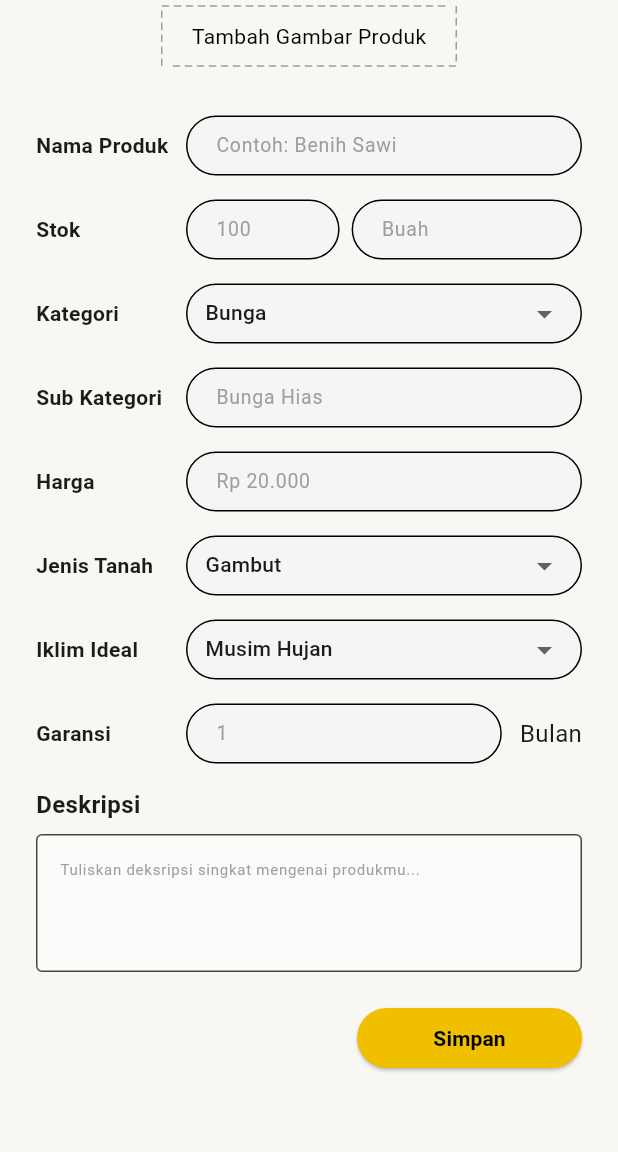
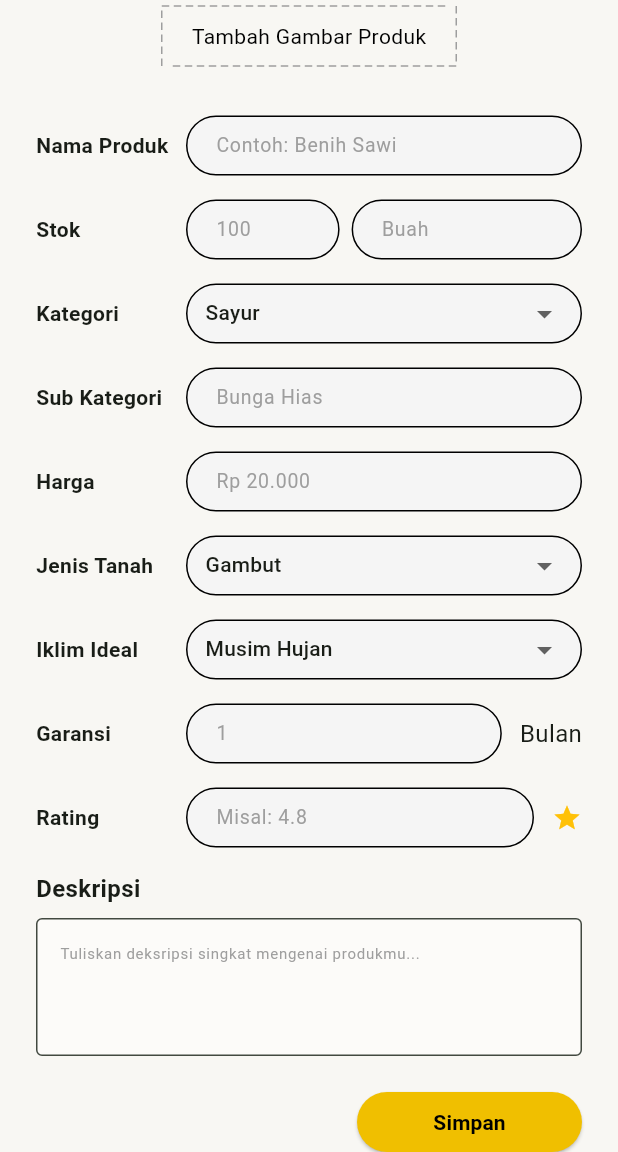
Before and after one commit to EvelinSA05/flomart-pemmob, a Flutter app: the TambahProdukPage screen opened by its route, scrolled down 306 dp, on a phone screen of 412 x 824 dp, the part 84-1236 px from its top. Run offline on Flutter 3.47's test engine with Material 3 defaults, Android fonts, the phone set to English and light mode, and no system bars; our stand-ins replace cloud_firestore, firebase_core, google_fonts, image_picker, shared_preferences; accounts and stored records are empty; network calls fail.

Commit message:
fix bug tambah produk admin - kurang rating, dropdown jenis tanah

```diff
--- a/lib/pages/toko/tambah_produk.dart
+++ b/lib/pages/toko/tambah_produk.dart
@@ -26,11 +26,23 @@
       _hargaController.text = widget.productData!['price']?.toString() ?? '';
       _deskripsiController.text = widget.productData!['desc'] ?? '';
       _stokController.text = widget.productData!['stok']?.toString() ?? '';
+      _unitController.text = widget.productData!['satuan_stok'] ?? 'Buah';
+      _subKategoriController.text = widget.productData!['sub_kategori'] ?? '';
+      _garansiController.text = widget.productData!['garansi']?.toString() ?? '';
+      _ratingController.text = widget.productData!['rating']?.toString() ?? '0.0';
+
+      String tanah = widget.productData!['jenis_tanah'] ?? 'Gambut';
+      if (['Aluvial', 'Andosol', 'Gambut', 'Latosol', 'Pasir', 'Humus'].contains(tanah)) _selectedJenisTanah = tanah;
+
+      String iklim = widget.productData!['iklim_ideal'] ?? 'Musim Hujan';
+      if (['Musim Hujan', 'Musim Panas', 'Dataran Rendah', 'Dataran Tinggi'].contains(iklim)) _selectedIklim = iklim;
 
       String cat = widget.productData!['category'] ?? '';
-      if (cat.contains('Bunga')) _selectedKategori = 'Bunga';
+      if (cat.contains('Bunga') || cat.contains('Tanaman Hias')) _selectedKategori = 'Tanaman Hias';
       else if (cat.contains('Buah')) _selectedKategori = 'Buah';
       else if (cat.contains('Sayur') || cat.contains('Sayuran')) _selectedKategori = 'Sayur';
+      else if (cat.contains('Pangan')) _selectedKategori = 'Pangan';
+      else if (cat.contains('Herbal')) _selectedKategori = 'Herbal';
     }
   }
 
@@ -68,11 +80,13 @@
     String harga = hargaRaw.replaceAll(RegExp(r'[^0-9]'), '');
     double priceValue = double.tryParse(harga) ?? 0.0;
 
-    String categoryName = 'Benih Sayuran';
-    if (_selectedKategori == 'Bunga') {
-      categoryName = 'Benih Bunga';
+    String categoryName = 'Benih Sayur';
+    if (_selectedKategori == 'Tanaman Hias') {
+      categoryName = 'Benih Tanaman Hias';
     } else if (_selectedKategori == 'Buah') categoryName = 'Benih Buah';
-    else if (_selectedKategori == 'Sayur') categoryName = 'Benih Sayuran';
+    else if (_selectedKategori == 'Sayur') categoryName = 'Benih Sayur';
+    else if (_selectedKategori == 'Pangan') categoryName = 'Benih Pangan';
+    else if (_selectedKategori == 'Herbal') categoryName = 'Benih Herbal';
 
     try {
       String message = '';
@@ -88,6 +102,12 @@
           'category': categoryName,
           'desc': deskripsi,
           'stok': int.tryParse(_stokController.text.trim()) ?? 0,
+          'satuan_stok': _unitController.text.trim(),
+          'sub_kategori': _subKategoriController.text.trim(),
+          'jenis_tanah': _selectedJenisTanah,
+          'iklim_ideal': _selectedIklim,
+          'garansi': _garansiController.text.trim(),
+          'rating': double.tryParse(_ratingController.text.trim()) ?? 0.0,
         };
         if (base64Image != null) updateData['image'] = base64Image;
 
@@ -99,11 +119,16 @@
           'id': docRef.id,
           'name': nama,
           'price': priceValue,
-          'rating': 0.0,
+          'rating': double.tryParse(_ratingController.text.trim()) ?? 0.0,
           'category': categoryName,
           'image': base64Image ?? 'assets/img/produk/15.png',
           'desc': deskripsi,
           'stok': int.tryParse(_stokController.text.trim()) ?? 0,
+          'satuan_stok': _unitController.text.trim(),
+          'sub_kategori': _subKategoriController.text.trim(),
+          'jenis_tanah': _selectedJenisTanah,
+          'iklim_ideal': _selectedIklim,
+          'garansi': _garansiController.text.trim(),
         });
         message = 'Produk berhasil ditambahkan ke Firebase!';
       }
@@ -146,6 +171,7 @@
   final TextEditingController _subKategoriController = TextEditingController();
   final TextEditingController _hargaController = TextEditingController();
   final TextEditingController _garansiController = TextEditingController();
+  final TextEditingController _ratingController = TextEditingController();
   final TextEditingController _deskripsiController = TextEditingController();
 
   Uint8List? _imageBytes;
@@ -161,7 +187,7 @@
     }
   }
 
-  String _selectedKategori = 'Bunga';
+  String _selectedKategori = 'Sayur';
   String _selectedJenisTanah = 'Gambut';
   String _selectedIklim = 'Musim Hujan';
 
@@ -173,6 +199,7 @@
     _subKategoriController.dispose();
     _hargaController.dispose();
     _garansiController.dispose();
+    _ratingController.dispose();
     _deskripsiController.dispose();
     super.dispose();
   }
@@ -406,21 +433,29 @@
             ],
           )),
           const SizedBox(height: 16),
-          _buildFieldRow('Kategori', _buildDropdown(['Bunga', 'Buah', 'Sayur'], _selectedKategori, (val) => setState(() => _selectedKategori = val!))),
+          _buildFieldRow('Kategori', _buildDropdown(['Sayur', 'Buah', 'Pangan', 'Herbal', 'Tanaman Hias'], _selectedKategori, (val) => setState(() => _selectedKategori = val!))),
           const SizedBox(height: 16),
           _buildFieldRow('Sub Kategori', _buildTextField(_subKategoriController, 'Bunga Hias')),
           const SizedBox(height: 16),
           _buildFieldRow('Harga', _buildTextField(_hargaController, 'Rp 20.000')),
           const SizedBox(height: 16),
-          _buildFieldRow('Jenis Tanah', _buildDropdown(['Gambut', 'Lempung', 'Pasir'], _selectedJenisTanah, (val) => setState(() => _selectedJenisTanah = val!))),
+          _buildFieldRow('Jenis Tanah', _buildDropdown(['Aluvial', 'Andosol', 'Gambut', 'Latosol', 'Pasir', 'Humus'], _selectedJenisTanah, (val) => setState(() => _selectedJenisTanah = val!))),
           const SizedBox(height: 16),
-          _buildFieldRow('Iklim Ideal', _buildDropdown(['Musim Hujan', 'Kemarau', 'Semua Musim'], _selectedIklim, (val) => setState(() => _selectedIklim = val!))),
+          _buildFieldRow('Iklim Ideal', _buildDropdown(['Musim Hujan', 'Musim Panas', 'Dataran Rendah', 'Dataran Tinggi'], _selectedIklim, (val) => setState(() => _selectedIklim = val!))),
           const SizedBox(height: 16),
           _buildFieldRow('Garansi', Row(
             children: [
               Expanded(child: _buildTextField(_garansiController, '1')),
               const SizedBox(width: 12),
               const Text('Bulan', style: TextStyle(fontSize: 16)),
+            ],
+          )),
+          const SizedBox(height: 16),
+          _buildFieldRow('Rating', Row(
+            children: [
+              Expanded(child: _buildTextField(_ratingController, 'Misal: 4.8')),
+              const SizedBox(width: 12),
+              const Icon(Icons.star, color: Colors.amber, size: 20),
             ],
           )),
           const SizedBox(height: 16),
```
